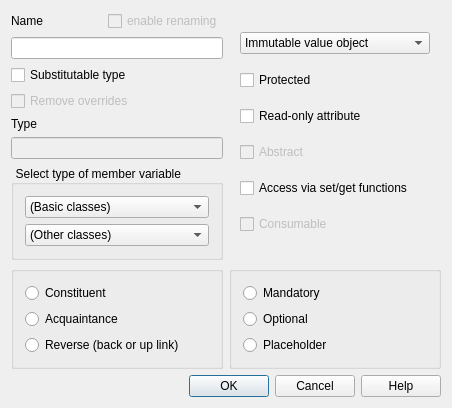
Above: lavape/src/LavaPE_UI/idd_attrbox.ui from berkus/lavape before the change. Below: the same form after it.
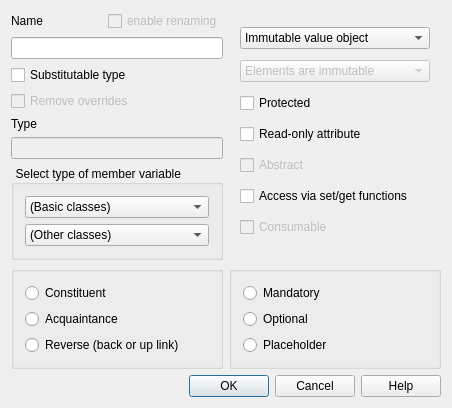
That is the form after the change.

The edit to the form file:
```diff
--- a/lavape/src/LavaPE_UI/idd_attrbox.ui
+++ b/lavape/src/LavaPE_UI/idd_attrbox.ui
@@ -190,6 +190,23 @@
          </item>
         </widget>
        </item>
+       <item>
+        <widget class="QComboBox" name="ElemCat" >
+         <property name="enabled" >
+          <bool>false</bool>
+         </property>
+         <item>
+          <property name="text" >
+           <string>Elements are immutable</string>
+          </property>
+         </item>
+         <item>
+          <property name="text" >
+           <string>Elements are variable</string>
+          </property>
+         </item>
+        </widget>
+       </item>
        <item>
         <widget class="QCheckBox" name="Protected" >
          <property name="focusPolicy" >
```
